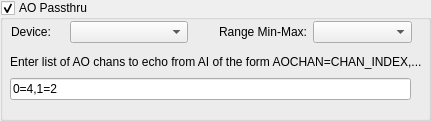
Old version of the form AOPassthru.ui in the repository acorver/SpikeGL.
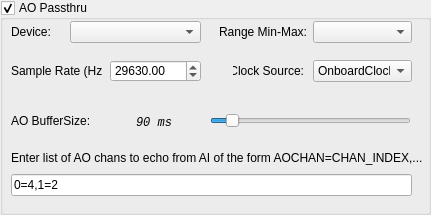
New version of the form.

The edit to the form file:
```diff
--- a/AOPassthru.ui
+++ b/AOPassthru.ui
@@ -7,7 +7,7 @@
     <x>0</x>
     <y>0</y>
     <width>431</width>
-    <height>121</height>
+    <height>215</height>
    </rect>
   </property>
   <property name="windowTitle">
@@ -19,7 +19,7 @@
      <x>0</x>
      <y>0</y>
      <width>431</width>
-     <height>121</height>
+     <height>215</height>
     </rect>
    </property>
    <property name="toolTip">
@@ -37,8 +37,8 @@
    <widget class="QLineEdit" name="aoPassthruLE">
     <property name="geometry">
      <rect>
-      <x>10</x>
-      <y>78</y>
+      <x>11</x>
+      <y>174</y>
       <width>401</width>
       <height>22</height>
      </rect>
@@ -53,8 +53,8 @@
    <widget class="QLabel" name="aoPassthruLabel">
     <property name="geometry">
      <rect>
-      <x>10</x>
-      <y>54</y>
+      <x>11</x>
+      <y>150</y>
       <width>411</width>
       <height>16</height>
      </rect>
@@ -71,7 +71,7 @@
      <rect>
       <x>70</x>
       <y>21</y>
-      <width>118</width>
+      <width>131</width>
       <height>22</height>
      </rect>
     </property>
@@ -127,6 +127,267 @@
      <set>Qt::AlignRight|Qt::AlignTrailing|Qt::AlignVCenter</set>
     </property>
    </widget>
+   <widget class="QLabel" name="aoClockLbl">
+    <property name="geometry">
+     <rect>
+      <x>233</x>
+      <y>60</y>
+      <width>71</width>
+      <height>22</height>
+     </rect>
+    </property>
+    <property name="toolTip">
+     <string>&lt;!DOCTYPE HTML PUBLIC &quot;-//W3C//DTD HTML 4.0//EN&quot; &quot;http://www.w3.org/TR/REC-html40/strict.dtd&quot;&gt;
+&lt;html&gt;&lt;head&gt;&lt;meta name=&quot;qrichtext&quot; content=&quot;1&quot; /&gt;&lt;style type=&quot;text/css&quot;&gt;
+p, li { white-space: pre-wrap; }
+&lt;/style&gt;&lt;/head&gt;&lt;body style=&quot; font-family:'MS Shell Dlg 2'; font-size:8.25pt; font-weight:400; font-style:normal;&quot;&gt;
+&lt;p style=&quot; margin-top:0px; margin-bottom:0px; margin-left:0px; margin-right:0px; -qt-block-indent:0; text-indent:0px;&quot;&gt;&lt;span style=&quot; font-size:8pt;&quot;&gt;The clock to use for AO output.&lt;/span&gt;&lt;/p&gt;&lt;/body&gt;&lt;/html&gt;</string>
+    </property>
+    <property name="text">
+     <string>Clock Source:</string>
+    </property>
+    <property name="alignment">
+     <set>Qt::AlignRight|Qt::AlignTrailing|Qt::AlignVCenter</set>
+    </property>
+   </widget>
+   <widget class="QComboBox" name="aoClockCB">
+    <property name="geometry">
+     <rect>
+      <x>313</x>
+      <y>60</y>
+      <width>99</width>
+      <height>22</height>
+     </rect>
+    </property>
+    <property name="toolTip">
+     <string>&lt;!DOCTYPE HTML PUBLIC &quot;-//W3C//DTD HTML 4.0//EN&quot; &quot;http://www.w3.org/TR/REC-html40/strict.dtd&quot;&gt;
+&lt;html&gt;&lt;head&gt;&lt;meta name=&quot;qrichtext&quot; content=&quot;1&quot; /&gt;&lt;style type=&quot;text/css&quot;&gt;
+p, li { white-space: pre-wrap; }
+&lt;/style&gt;&lt;/head&gt;&lt;body style=&quot; font-family:'MS Shell Dlg 2'; font-size:8.25pt; font-weight:400; font-style:normal;&quot;&gt;
+&lt;p style=&quot; margin-top:0px; margin-bottom:0px; margin-left:0px; margin-right:0px; -qt-block-indent:0; text-indent:0px;&quot;&gt;&lt;span style=&quot; font-size:8pt;&quot;&gt;The clock to use for AO output.&lt;/span&gt;&lt;/p&gt;&lt;/body&gt;&lt;/html&gt;</string>
+    </property>
+    <item>
+     <property name="text">
+      <string>OnboardClock</string>
+     </property>
+    </item>
+    <item>
+     <property name="text">
+      <string>PFI0</string>
+     </property>
+    </item>
+    <item>
+     <property name="text">
+      <string>PFI1</string>
+     </property>
+    </item>
+    <item>
+     <property name="text">
+      <string>PFI2</string>
+     </property>
+    </item>
+    <item>
+     <property name="text">
+      <string>PFI3</string>
+     </property>
+    </item>
+    <item>
+     <property name="text">
+      <string>PFI4</string>
+     </property>
+    </item>
+    <item>
+     <property name="text">
+      <string>PFI5</string>
+     </property>
+    </item>
+    <item>
+     <property name="text">
+      <string>PFI6</string>
+     </property>
+    </item>
+    <item>
+     <property name="text">
+      <string>PFI7</string>
+     </property>
+    </item>
+    <item>
+     <property name="text">
+      <string>PFI8</string>
+     </property>
+    </item>
+    <item>
+     <property name="text">
+      <string>PFI9</string>
+     </property>
+    </item>
+    <item>
+     <property name="text">
+      <string>PFI10</string>
+     </property>
+    </item>
+    <item>
+     <property name="text">
+      <string>PFI11</string>
+     </property>
+    </item>
+    <item>
+     <property name="text">
+      <string>PFI12</string>
+     </property>
+    </item>
+    <item>
+     <property name="text">
+      <string>PFI13</string>
+     </property>
+    </item>
+    <item>
+     <property name="text">
+      <string>PFI14</string>
+     </property>
+    </item>
+    <item>
+     <property name="text">
+      <string>PFI15</string>
+     </property>
+    </item>
+   </widget>
+   <widget class="QLabel" name="aoSampleRateLbl">
+    <property name="geometry">
+     <rect>
+      <x>11</x>
+      <y>60</y>
+      <width>91</width>
+      <height>22</height>
+     </rect>
+    </property>
+    <property name="toolTip">
+     <string>&lt;!DOCTYPE HTML PUBLIC &quot;-//W3C//DTD HTML 4.0//EN&quot; &quot;http://www.w3.org/TR/REC-html40/strict.dtd&quot;&gt;
+&lt;html&gt;&lt;head&gt;&lt;meta name=&quot;qrichtext&quot; content=&quot;1&quot; /&gt;&lt;style type=&quot;text/css&quot;&gt;
+p, li { white-space: pre-wrap; }
+&lt;/style&gt;&lt;/head&gt;&lt;body style=&quot; font-family:'MS Shell Dlg 2'; font-size:8.25pt; font-weight:400; font-style:normal;&quot;&gt;
+&lt;p style=&quot; margin-top:0px; margin-bottom:0px; margin-left:0px; margin-right:0px; -qt-block-indent:0; text-indent:0px;&quot;&gt;&lt;span style=&quot; font-size:8pt;&quot;&gt;Sampling rate per analog output channel. If externally clocked, make sure it's the rate of the external clock.  This field is important as it determines the rate to possibly resample incoming data and can affect the correctness of the output signal.&lt;/span&gt;&lt;/p&gt;&lt;/body&gt;&lt;/html&gt;</string>
+    </property>
+    <property name="text">
+     <string>Sample Rate (Hz):</string>
+    </property>
+    <property name="alignment">
+     <set>Qt::AlignLeading|Qt::AlignLeft|Qt::AlignVCenter</set>
+    </property>
+   </widget>
+   <widget class="QDoubleSpinBox" name="srateSB">
+    <property name="enabled">
+     <bool>true</bool>
+    </property>
+    <property name="geometry">
+     <rect>
+      <x>110</x>
+      <y>60</y>
+      <width>91</width>
+      <height>22</height>
+     </rect>
+    </property>
+    <property name="toolTip">
+     <string>&lt;!DOCTYPE HTML PUBLIC &quot;-//W3C//DTD HTML 4.0//EN&quot; &quot;http://www.w3.org/TR/REC-html40/strict.dtd&quot;&gt;
+&lt;html&gt;&lt;head&gt;&lt;meta name=&quot;qrichtext&quot; content=&quot;1&quot; /&gt;&lt;style type=&quot;text/css&quot;&gt;
+p, li { white-space: pre-wrap; }
+&lt;/style&gt;&lt;/head&gt;&lt;body style=&quot; font-family:'MS Shell Dlg 2'; font-size:8.25pt; font-weight:400; font-style:normal;&quot;&gt;
+&lt;p style=&quot; margin-top:0px; margin-bottom:0px; margin-left:0px; margin-right:0px; -qt-block-indent:0; text-indent:0px;&quot;&gt;&lt;span style=&quot; font-size:8pt;&quot;&gt;Sampling rate per analog output channel. If externally clocked, make sure it's the rate of the external clock.  This field is important as it determines the rate to possibly resample incoming data and can affect the correctness of the output signal.&lt;/span&gt;&lt;/p&gt;&lt;/body&gt;&lt;/html&gt;</string>
+    </property>
+    <property name="minimum">
+     <double>10.000000000000000</double>
+    </property>
+    <property name="maximum">
+     <double>1000000.000000000000000</double>
+    </property>
+    <property name="value">
+     <double>29630.000000000000000</double>
+    </property>
+   </widget>
+   <widget class="QLabel" name="bufferSizeLbl">
+    <property name="geometry">
+     <rect>
+      <x>11</x>
+      <y>113</y>
+      <width>91</width>
+      <height>16</height>
+     </rect>
+    </property>
+    <property name="toolTip">
+     <string>&lt;!DOCTYPE HTML PUBLIC &quot;-//W3C//DTD HTML 4.0//EN&quot; &quot;http://www.w3.org/TR/REC-html40/strict.dtd&quot;&gt;
+&lt;html&gt;&lt;head&gt;&lt;meta name=&quot;qrichtext&quot; content=&quot;1&quot; /&gt;&lt;style type=&quot;text/css&quot;&gt;
+p, li { white-space: pre-wrap; }
+&lt;/style&gt;&lt;/head&gt;&lt;body style=&quot; font-family:'MS Shell Dlg 2'; font-size:8.25pt; font-weight:400; font-style:normal;&quot;&gt;
+&lt;p style=&quot; margin-top:0px; margin-bottom:0px; margin-left:0px; margin-right:0px; -qt-block-indent:0; text-indent:0px;&quot;&gt;&lt;span style=&quot; font-family:'Lucida Grande'; font-size:13pt;&quot;&gt;The AO buffer size directly affects the write buffer size used with the NI driver.  Smaller values should lead to lower-latency AO generation, whereas larger values are safer for even the most taxed systems, but may lead to laggy AO passthru.  The default value, 90ms is a good sized buffer for fast systems.  &lt;/span&gt;&lt;/p&gt;
+&lt;p style=&quot;-qt-paragraph-type:empty; margin-top:0px; margin-bottom:0px; margin-left:0px; margin-right:0px; -qt-block-indent:0; text-indent:0px; font-family:'Lucida Grande'; font-size:13pt;&quot;&gt;&lt;/p&gt;
+&lt;p style=&quot; margin-top:0px; margin-bottom:0px; margin-left:0px; margin-right:0px; -qt-block-indent:0; text-indent:0px;&quot;&gt;&lt;span style=&quot; font-family:'Lucida Grande'; font-size:13pt; font-weight:600; font-style:italic;&quot;&gt;Increase this value if you find you are getting buffer underrun errors when using AO.  &lt;/span&gt;&lt;span style=&quot; font-family:'Lucida Grande'; font-size:13pt;&quot;&gt;(Increase it to the minimum size that is stable on your system under load.)&lt;/span&gt;&lt;/p&gt;&lt;/body&gt;&lt;/html&gt;</string>
+    </property>
+    <property name="text">
+     <string>AO BufferSize:</string>
+    </property>
+   </widget>
+   <widget class="QSlider" name="bufferSizeSlider">
+    <property name="geometry">
+     <rect>
+      <x>210</x>
+      <y>110</y>
+      <width>201</width>
+      <height>22</height>
+     </rect>
+    </property>
+    <property name="toolTip">
+     <string>&lt;!DOCTYPE HTML PUBLIC &quot;-//W3C//DTD HTML 4.0//EN&quot; &quot;http://www.w3.org/TR/REC-html40/strict.dtd&quot;&gt;
+&lt;html&gt;&lt;head&gt;&lt;meta name=&quot;qrichtext&quot; content=&quot;1&quot; /&gt;&lt;style type=&quot;text/css&quot;&gt;
+p, li { white-space: pre-wrap; }
+&lt;/style&gt;&lt;/head&gt;&lt;body style=&quot; font-family:'MS Shell Dlg 2'; font-size:8.25pt; font-weight:400; font-style:normal;&quot;&gt;
+&lt;p style=&quot; margin-top:0px; margin-bottom:0px; margin-left:0px; margin-right:0px; -qt-block-indent:0; text-indent:0px;&quot;&gt;&lt;span style=&quot; font-family:'Lucida Grande'; font-size:13pt;&quot;&gt;The AO buffer size directly affects the write buffer size used with the NI driver.  Smaller values should lead to lower-latency AO generation, whereas larger values are safer for even the most taxed systems, but may lead to laggy AO passthru.  The default value, 90ms is a good sized buffer for fast systems.  &lt;/span&gt;&lt;/p&gt;
+&lt;p style=&quot;-qt-paragraph-type:empty; margin-top:0px; margin-bottom:0px; margin-left:0px; margin-right:0px; -qt-block-indent:0; text-indent:0px; font-family:'Lucida Grande'; font-size:13pt;&quot;&gt;&lt;/p&gt;
+&lt;p style=&quot; margin-top:0px; margin-bottom:0px; margin-left:0px; margin-right:0px; -qt-block-indent:0; text-indent:0px;&quot;&gt;&lt;span style=&quot; font-family:'Lucida Grande'; font-size:13pt; font-weight:600; font-style:italic;&quot;&gt;Increase this value if you find you are getting buffer underrun errors when using AO.  &lt;/span&gt;&lt;span style=&quot; font-family:'Lucida Grande'; font-size:13pt;&quot;&gt;(Increase it to the minimum size that is stable on your system under load.)&lt;/span&gt;&lt;/p&gt;&lt;/body&gt;&lt;/html&gt;</string>
+    </property>
+    <property name="minimum">
+     <number>1</number>
+    </property>
+    <property name="maximum">
+     <number>100</number>
+    </property>
+    <property name="value">
+     <number>9</number>
+    </property>
+    <property name="orientation">
+     <enum>Qt::Horizontal</enum>
+    </property>
+   </widget>
+   <widget class="QLabel" name="bufSzLbl">
+    <property name="geometry">
+     <rect>
+      <x>105</x>
+      <y>113</y>
+      <width>98</width>
+      <height>20</height>
+     </rect>
+    </property>
+    <property name="font">
+     <font>
+      <family>Lucida Console</family>
+      <italic>true</italic>
+     </font>
+    </property>
+    <property name="toolTip">
+     <string>&lt;!DOCTYPE HTML PUBLIC &quot;-//W3C//DTD HTML 4.0//EN&quot; &quot;http://www.w3.org/TR/REC-html40/strict.dtd&quot;&gt;
+&lt;html&gt;&lt;head&gt;&lt;meta name=&quot;qrichtext&quot; content=&quot;1&quot; /&gt;&lt;style type=&quot;text/css&quot;&gt;
+p, li { white-space: pre-wrap; }
+&lt;/style&gt;&lt;/head&gt;&lt;body style=&quot; font-family:'MS Shell Dlg 2'; font-size:8.25pt; font-weight:400; font-style:normal;&quot;&gt;
+&lt;p style=&quot; margin-top:0px; margin-bottom:0px; margin-left:0px; margin-right:0px; -qt-block-indent:0; text-indent:0px;&quot;&gt;&lt;span style=&quot; font-family:'Lucida Grande'; font-size:13pt;&quot;&gt;The AO buffer size directly affects the write buffer size used with the NI driver.  Smaller values should lead to lower-latency AO generation, whereas larger values are safer for even the most taxed systems, but may lead to laggy AO passthru.  The default value, 90ms is a good sized buffer for fast systems.  &lt;/span&gt;&lt;/p&gt;
+&lt;p style=&quot;-qt-paragraph-type:empty; margin-top:0px; margin-bottom:0px; margin-left:0px; margin-right:0px; -qt-block-indent:0; text-indent:0px; font-family:'Lucida Grande'; font-size:13pt;&quot;&gt;&lt;/p&gt;
+&lt;p style=&quot; margin-top:0px; margin-bottom:0px; margin-left:0px; margin-right:0px; -qt-block-indent:0; text-indent:0px;&quot;&gt;&lt;span style=&quot; font-family:'Lucida Grande'; font-size:13pt; font-weight:600; font-style:italic;&quot;&gt;Increase this value if you find you are getting buffer underrun errors when using AO.  &lt;/span&gt;&lt;span style=&quot; font-family:'Lucida Grande'; font-size:13pt;&quot;&gt;(Increase it to the minimum size that is stable on your system under load.)&lt;/span&gt;&lt;/p&gt;&lt;/body&gt;&lt;/html&gt;</string>
+    </property>
+    <property name="text">
+     <string>90 ms</string>
+    </property>
+    <property name="alignment">
+     <set>Qt::AlignCenter</set>
+    </property>
+   </widget>
   </widget>
  </widget>
  <tabstops>
```
